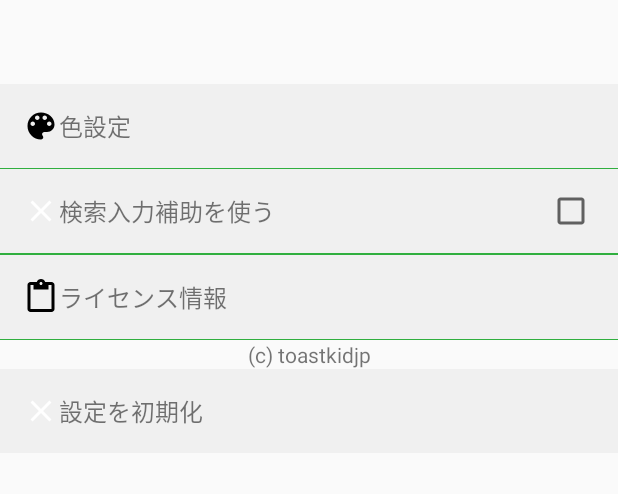
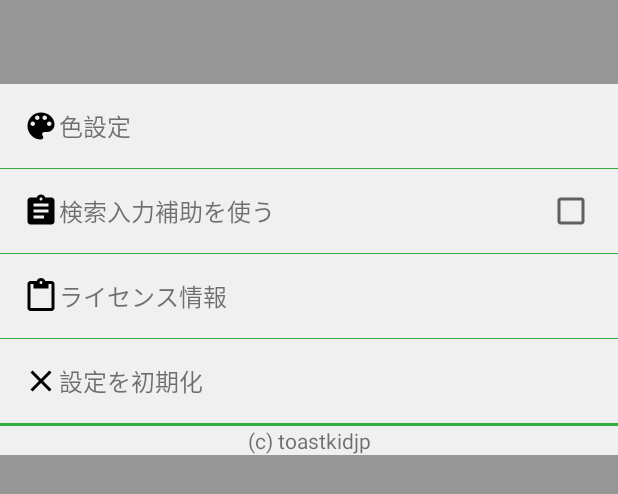
Before and after one commit to toastkidjp/SearchWidget_Android, an Android app: the layout activity_settings.xml on its own in the app's theme, with its tools: preview values and no code run, on a phone screen of 412 x 824 dp. Shown: the top 494 px of the screen. Run offline under Robolectric (Android 15) with nearby library versions, the phone set to English and light mode, and no system bars.

Commit message:
Modify settings appearances.

```diff
--- a/app/src/main/AndroidManifest.xml
+++ b/app/src/main/AndroidManifest.xml
@@ -27,13 +27,13 @@
         </activity>
         <activity
             android:name=".settings.SettingsActivity"
-            android:theme="@style/AppTheme.NoActionBar"
+            android:theme="@style/AppTheme.Translucent"
             android:configChanges="orientation|screenSize"
             />
         <activity
             android:name=".settings.ColorSettingActivity"
             android:theme="@style/AppTheme.NoActionBar"
-            android:configChanges="orientation|screenSize"
+            android:configChanges="screenSize"
             />
         <receiver android:name=".appwidget.Provider" >
             <intent-filter>
--- /dev/null
+++ b/app/src/main/res/drawable/ic_assist.xml
@@ -0,0 +1,9 @@
+<vector xmlns:android="http://schemas.android.com/apk/res/android"
+        android:width="24dp"
+        android:height="24dp"
+        android:viewportWidth="24.0"
+        android:viewportHeight="24.0">
+    <path
+        android:fillColor="#FF000000"
+        android:pathData="M19,3h-4.18C14.4,1.84 13.3,1 12,1c-1.3,0 -2.4,0.84 -2.82,2L5,3c-1.1,0 -2,0.9 -2,2v14c0,1.1 0.9,2 2,2h14c1.1,0 2,-0.9 2,-2L21,5c0,-1.1 -0.9,-2 -2,-2zM12,3c0.55,0 1,0.45 1,1s-0.45,1 -1,1 -1,-0.45 -1,-1 0.45,-1 1,-1zM14,17L7,17v-2h7v2zM17,13L7,13v-2h10v2zM17,9L7,9L7,7h10v2z"/>
+</vector>
--- /dev/null
+++ b/app/src/main/res/drawable/ic_close_black.xml
@@ -0,0 +1,10 @@
+<?xml version="1.0" encoding="utf-8"?>
+<vector xmlns:android="http://schemas.android.com/apk/res/android"
+    android:width="24dp"
+    android:height="24dp"
+    android:viewportWidth="24.0"
+    android:viewportHeight="24.0">
+    <path
+        android:fillColor="@color/black"
+        android:pathData="M19,6.41L17.59,5 12,10.59 6.41,5 5,6.41 10.59,12 5,17.59 6.41,19 12,13.41 17.59,19 19,17.59 13.41,12z"/>
+</vector>
--- a/app/src/main/res/drawable/ic_license.xml
+++ b/app/src/main/res/drawable/ic_license.xml
@@ -4,6 +4,6 @@
         android:viewportWidth="24.0"
         android:viewportHeight="24.0">
     <path
-        android:fillColor="#FF000000"
+        android:fillColor="@color/black"
         android:pathData="M19,2h-4.18C14.4,0.84 13.3,0 12,0c-1.3,0 -2.4,0.84 -2.82,2L5,2c-1.1,0 -2,0.9 -2,2v16c0,1.1 0.9,2 2,2h14c1.1,0 2,-0.9 2,-2L21,4c0,-1.1 -0.9,-2 -2,-2zM12,2c0.55,0 1,0.45 1,1s-0.45,1 -1,1 -1,-0.45 -1,-1 0.45,-1 1,-1zM19,20L5,20L5,4h2v3h10L17,4h2v16z"/>
 </vector>
--- a/app/src/main/res/layout/activity_settings.xml
+++ b/app/src/main/res/layout/activity_settings.xml
@@ -1,9 +1,11 @@
 <?xml version="1.0" encoding="utf-8"?>
 <LinearLayout
+    android:id="@+id/settings_background"
     xmlns:android="http://schemas.android.com/apk/res/android"
     android:orientation="vertical"
     android:layout_width="match_parent"
     android:layout_height="match_parent"
+    android:background="@color/darkgray_scale"
     >
     <android.support.v7.widget.Toolbar
         android:id="@+id/settings_toolbar"
@@ -11,6 +13,7 @@
         android:layout_height="56dp"
         android:minHeight="?android:actionBarSize"
         />
+
     <LinearLayout
         android:id="@+id/settings_color"
         android:orientation="vertical"
@@ -20,6 +23,7 @@
         android:background="@color/soft_background"
         >
         <TextView
+            android:id="@+id/settings_color_text"
             android:layout_width="match_parent"
             android:layout_height="match_parent"
             android:gravity="center_vertical"
@@ -43,7 +47,7 @@
             android:layout_width="wrap_content"
             android:layout_height="match_parent"
             android:layout_marginLeft="@dimen/settings_item_left_margin"
-            android:drawableLeft="@drawable/ic_close"
+            android:drawableLeft="@drawable/ic_assist"
             android:gravity="center_vertical"
             android:text="@string/title_enable_suggest"
             android:textSize="16sp"
@@ -63,8 +67,6 @@
 
     <include layout="@layout/primary_dark_divider" />
 
-    <include layout="@layout/primary_dark_divider" />
-
     <TextView
         android:id="@+id/settings_licenses"
         android:layout_width="match_parent"
@@ -74,25 +76,34 @@
         android:drawableLeft="@drawable/ic_license"
         android:gravity="center_vertical"
         android:text="@string/title_licenses"
-        android:textSize="16sp" />
+        android:textSize="16sp"
+        />
 
+    <include layout="@layout/primary_dark_divider" />
+
+    <TextView
+        android:id="@+id/settings_clear"
+        android:layout_width="match_parent"
+        android:layout_height="@dimen/settings_item_height"
+        android:background="@color/soft_background"
+        android:drawableLeft="@drawable/ic_close_black"
+        android:gravity="center_vertical"
+        android:paddingLeft="@dimen/settings_item_left_margin"
+        android:text="@string/title_clear"
+        android:textSize="16sp"
+        />
+
+    <include layout="@layout/primary_dark_divider" />
+
+    <include layout="@layout/primary_dark_divider" />
     <include layout="@layout/primary_dark_divider" />
 
     <TextView
         android:layout_width="match_parent"
         android:layout_height="wrap_content"
         android:gravity="center"
+        android:background="@color/soft_background"
         android:text="@string/copyright"
         />
 
-    <TextView
-        android:id="@+id/settings_clear"
-        android:layout_width="match_parent"
-        android:layout_height="@dimen/settings_item_height"
-        android:background="@color/soft_background"
-        android:drawableLeft="@drawable/ic_close"
-        android:gravity="center_vertical"
-        android:paddingLeft="@dimen/settings_item_left_margin"
-        android:text="@string/title_clear"
-        android:textSize="16sp" />
 </LinearLayout>
```
Also changed, not shown: app/src/main/java/jp/toastkid/search_widget/settings/SettingsActivity.java (+29 -19 lines).
